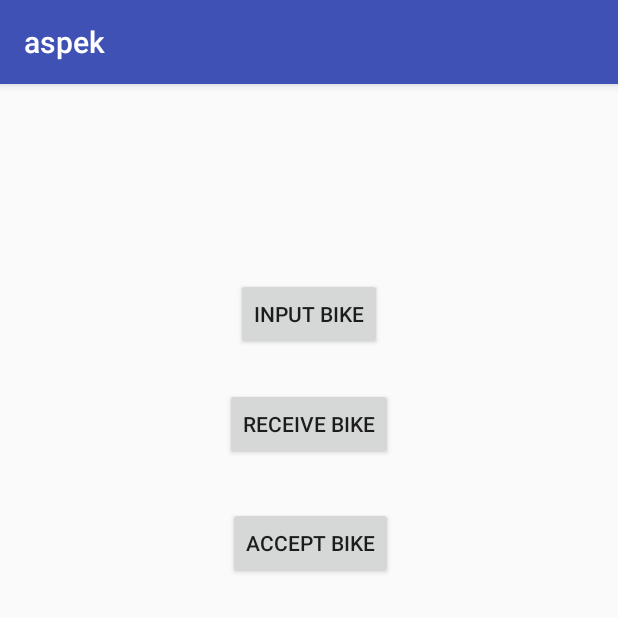
After one commit to paskalisnanda/aspek, an Android app: the OfficerMenu screen opened directly, with no data from a screen before it, on a phone screen of 412 x 824 dp, the top half of it. The commit adds this screen. Run offline under Robolectric (Android 15) with nearby library versions, the phone set to English and light mode, and no system bars.

Commit message:
11 november add dest shelter, officer menu

```diff
--- a/app/src/main/AndroidManifest.xml
+++ b/app/src/main/AndroidManifest.xml
@@ -17,7 +17,9 @@
         </activity>
         <activity android:name=".SignUPActivity" />
         <activity android:name=".SelectDeparture" />
-        <activity android:name=".SelectDestination"></activity>
+        <activity android:name=".SelectDestination" />
+        <activity android:name=".OfficerMenu" />
+        <activity android:name=".InputBike"></activity>
     </application>
 
 </manifest>
--- /dev/null
+++ b/app/src/main/java/kiel/aspek/OfficerMenu.java
@@ -0,0 +1,27 @@
+package kiel.aspek;
+
+import android.content.Intent;
+import android.support.v7.app.AppCompatActivity;
+import android.os.Bundle;
+import android.view.View;
+
+public class OfficerMenu extends AppCompatActivity {
+
+    @Override
+    protected void onCreate(Bundle savedInstanceState) {
+        super.onCreate(savedInstanceState);
+        setContentView(R.layout.activity_officer_menu);
+    }
+    public void InputBike(View view) {
+        Intent intentInputBike=new Intent(getApplicationContext(),InputBike.class);
+        startActivity(intentInputBike);
+    }
+    public void ReceiveBike(View view) {
+        Intent intentReceiveBike=new Intent(getApplicationContext(),ReceiveBike.class);
+        startActivity(intentReceiveBike);
+    }
+    public void AcceptBike(View view) {
+        Intent intentAcceptBike=new Intent(getApplicationContext(),AcceptBike.class);
+        startActivity(intentAcceptBike);
+    }
+}
--- /dev/null
+++ b/app/src/main/res/layout/activity_officer_menu.xml
@@ -0,0 +1,44 @@
+<?xml version="1.0" encoding="utf-8"?>
+<RelativeLayout xmlns:android="http://schemas.android.com/apk/res/android"
+    xmlns:tools="http://schemas.android.com/tools"
+    android:id="@+id/activity_officer_menu"
+    android:layout_width="match_parent"
+    android:layout_height="match_parent"
+    android:paddingBottom="@dimen/activity_vertical_margin"
+    android:paddingLeft="@dimen/activity_horizontal_margin"
+    android:paddingRight="@dimen/activity_horizontal_margin"
+    android:paddingTop="@dimen/activity_vertical_margin"
+    tools:context="kiel.aspek.OfficerMenu">
+
+    <Button
+        android:text="Input Bike"
+        android:layout_width="wrap_content"
+        android:layout_height="wrap_content"
+        android:layout_alignParentTop="true"
+        android:layout_centerHorizontal="true"
+        android:layout_marginTop="113dp"
+        android:id="@+id/InputBike"
+        android:onClick="InputBike" />
+
+    <Button
+        android:text="Receive Bike"
+        android:layout_width="wrap_content"
+        android:layout_height="wrap_content"
+        android:layout_below="@+id/InputBike"
+        android:layout_centerHorizontal="true"
+        android:layout_marginTop="25dp"
+        android:id="@+id/ReceiveBike"
+        android:onClick="ReceiveBike" />
+
+    <Button
+        android:text="Accept Bike"
+        android:layout_width="wrap_content"
+        android:layout_height="wrap_content"
+        android:layout_marginTop="31dp"
+        android:id="@+id/AcceptBike"
+        android:layout_below="@+id/ReceiveBike"
+        android:layout_alignRight="@+id/ReceiveBike"
+        android:layout_alignEnd="@+id/ReceiveBike"
+        android:onClick="AcceptBike" />
+
+</RelativeLayout>
```
Also changed, not shown: app/src/main/java/kiel/aspek/InputBike.java (added, +57 -0 lines), app/src/main/java/kiel/aspek/SelectDestination.java (added, +108 -0 lines), app/src/main/res/layout/activity_input_bike.xml (added, +145 -0 lines), app/src/main/res/values/strings.xml (+19 -0 lines).
